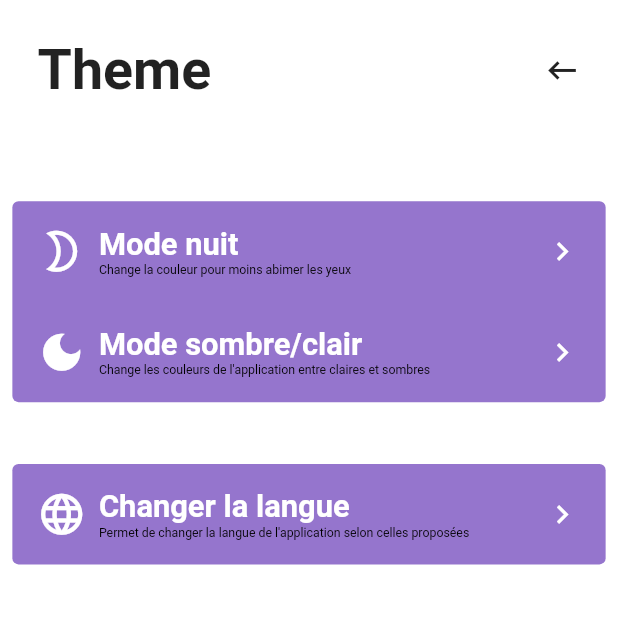
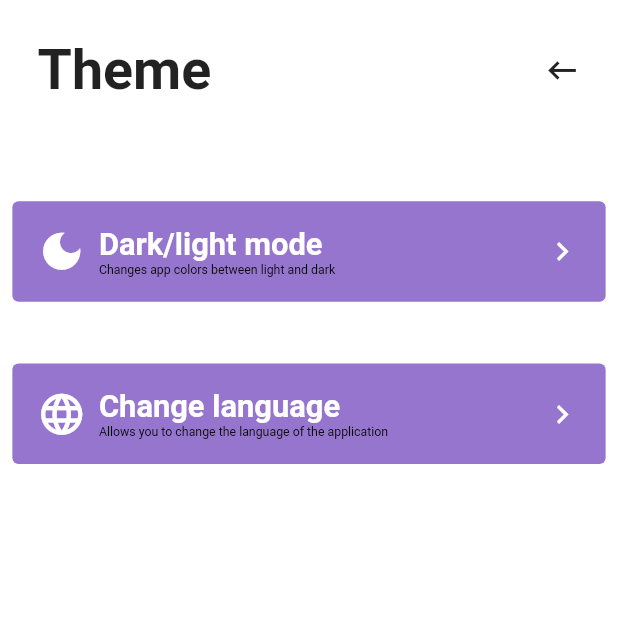
Before and after one commit to AurianJault/PassWorld, a Flutter app: the SettingThemePage screen opened directly, on a phone screen of 412 x 824 dp, the top half of it. Run offline on Flutter 3.47's test engine with Material 2 defaults, Android fonts, the light colour scheme and no system bars; our stand-ins replace file_picker, flutter_secure_storage, google_nav_bar, pretty_qr_code, share_plus; missing offline and left inert: ai_barcode_scanner, bcrypt, encrypt, flag, password_strength, password_strength_checker and 2 more; accounts and stored records are empty; statements that could not run were skipped; project files that could hold a hidden picture were left out.

Commit message:
ajout de traduction

```diff
--- a/lib/ui/setting/setting_theme_page.dart
+++ b/lib/ui/setting/setting_theme_page.dart
@@ -61,55 +61,6 @@ class _SettingThemePage extends State<SettingThemePage> {
                     children: [
                       Expanded(
                         child: InkWell(
-                          onTap: () {
-                            //changing email
-                          },
-                          child: Padding(
-                            padding: EdgeInsets.all(h * 0.02),
-                            child: Row(children: [
-                              Icon(
-                                const IconData(0xf1d9,
-                                    fontFamily: 'MaterialIcons'),
-                                size: w * 0.08,
-                                color: Colors.white,
-                              ),
-                              SizedBox(
-                                width: w * 0.02,
-                              ),
-                              Column(
-                                crossAxisAlignment: CrossAxisAlignment.start,
-                                children: [
-                                  Text("Mode nuit",
-                                      textAlign: TextAlign.right,
-                                      style: TextStyle(
-                                          color: Colors.white,
-                                          fontWeight: FontWeight.bold,
-                                          fontSize: w * 0.05)),
-                                  Text(
-                                    "Change la couleur pour moins abimer les yeux",
-                                    style: TextStyle(
-                                        fontSize: w * 0.02,
-                                        color: Colors.black),
-                                  )
-                                ],
-                              ),
-                              const Spacer(),
-                              Icon(
-                                const IconData(0xe355,
-                                    fontFamily: 'MaterialIcons'),
-                                size: w * 0.06,
-                                color: Colors.white,
-                              )
-                            ]),
-                          ),
-                        ),
-                      )
-                    ],
-                  ),
-                  Row(
-                    children: [
-                      Expanded(
-                        child: InkWell(
                           onTap: () async {
                             //changement du master password
                           },
@@ -128,14 +79,17 @@ class _SettingThemePage extends State<SettingThemePage> {
                               Column(
                                 crossAxisAlignment: CrossAxisAlignment.start,
                                 children: [
-                                  Text("Mode sombre/clair",
+                                  Text(
+                                      LanguageTranslation.of(context)!
+                                          .text('theme_mode_title'),
                                       textAlign: TextAlign.right,
                                       style: TextStyle(
                                           color: Colors.white,
                                           fontWeight: FontWeight.bold,
                                           fontSize: w * 0.05)),
                                   Text(
-                                    '''Change les couleurs de l'application entre claires et sombres''',
+                                    LanguageTranslation.of(context)!
+                                        .text('theme_mode_description'),
                                     style: TextStyle(
                                         fontSize: w * 0.02,
                                         color: Colors.black),
@@ -189,14 +143,17 @@ class _SettingThemePage extends State<SettingThemePage> {
                                 Column(
                                   crossAxisAlignment: CrossAxisAlignment.start,
                                   children: [
-                                    Text("Changer la langue",
+                                    Text(
+                                        LanguageTranslation.of(context)!
+                                            .text('language_title'),
                                         textAlign: TextAlign.right,
                                         style: TextStyle(
                                             color: Colors.white,
                                             fontWeight: FontWeight.bold,
                                             fontSize: w * 0.05)),
                                     Text(
-                                      '''Permet de changer la langue de l'application selon celles proposées''',
+                                      LanguageTranslation.of(context)!
+                                          .text('language_description'),
                                       style: TextStyle(
                                           fontSize: w * 0.02,
                                           color: Colors.black),
--- a/locales/i18n_en.json
+++ b/locales/i18n_en.json
@@ -4,11 +4,24 @@
     "generator_title" : "Generator",
     "heal_title" : "Heal",
     "setting_title" : "Settings",
+
     "account" : "Account",
     "authentification_setting_title" : "Authentication methods",
     "key_setting_title" : "Encryption key",
     "theme_setting_title" : "Theme",
     "about_setting_title" : "About",
     "logout_title" : "Log out",
-    "language_select" : "Choose a language"
+
+    "language_select" : "Choose a language",
+    "language_title" : "Change language",
+    "language_description" : "Allows you to change the language of the application",
+    "theme_mode_title" : "Dark/light mode",
+    "theme_mode_description" : "Changes app colors between light and dark",
+
+    "qrcode_title" : "QR code",
+    "qrcode_decription" : "Allows you to display the QR code of your private key \nto share it on another device",
+    "file_title" : "Key file",
+    "file_description" : "Allows you to upload a file with your key \nto share it on another device",
+    "key_restore_title" : "Reset your key",
+    "key_restore_description" : "Allows you to re-initialize your private key and the IV. \nIt is advisable to change them at least every 6 months"
 }
```
Also changed, not shown: lib/ui/setting/setting_key_page.dart (+14 -7 lines), locales/i18n_fr.json (+14 -1 lines), locales/i18n_pt.json (+15 -1 lines).
